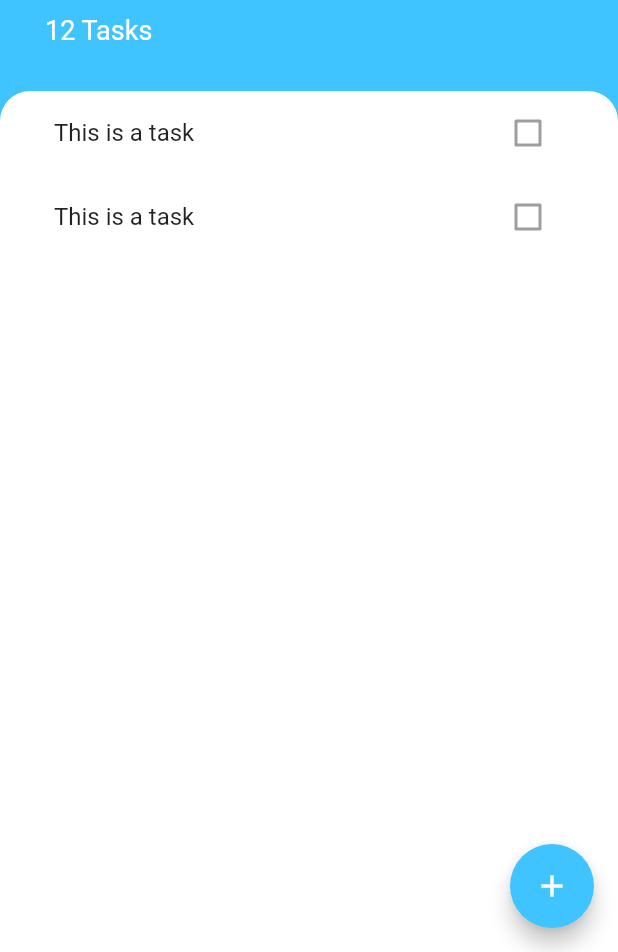
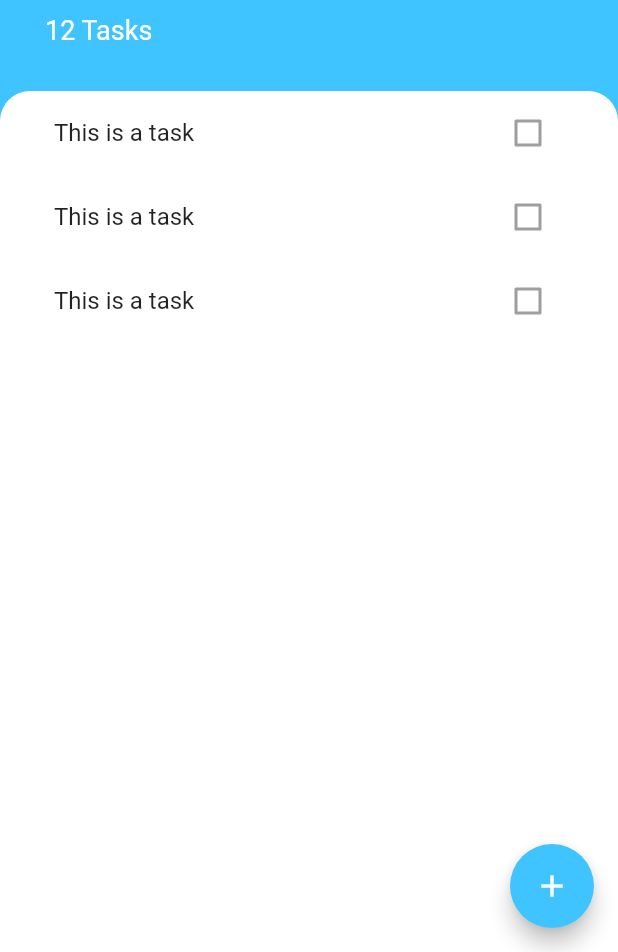
Before and after one commit to judeharding/todoey_flutter, a Flutter app: the screen it shows after launch, on a phone screen of 412 x 824 dp, the part 284-1236 px from its top. Run offline on Flutter 3.47's test engine with Material 2 defaults, Android fonts, the phone set to English and light mode, and no system bars.

Commit message:
working 211

```diff
--- a/lib/screens/task_screen.dart
+++ b/lib/screens/task_screen.dart
@@ -1,5 +1,7 @@
 import 'package:flutter/cupertino.dart';
 import 'package:flutter/material.dart';
+//
+import 'package:todoey_flutter/widgets/tasks_list.dart';
 
 class TasksScreen extends StatelessWidget {
   @override
@@ -8,6 +10,9 @@ class TasksScreen extends StatelessWidget {
       backgroundColor: Colors.lightBlueAccent,
       floatingActionButton: FloatingActionButton(
         backgroundColor: Colors.lightBlueAccent,
+        onPressed: () {
+          //adding task
+        },
         child: Icon(Icons.add),
       ),
       body: Column(
@@ -58,18 +63,8 @@ class TasksScreen extends StatelessWidget {
                   topRight: Radius.circular(20.0),
                 ),
               ),
-                child: ListView(
-                  children: [
-                    ListTile(
-                      title: Text('This is a task'),
-                      trailing: Checkbox(value: false),
+              child: TasksList(),
             ),
-                    ListTile(
-                      title: Text('This is a task'),
-                      trailing: Checkbox(value: false),
-                    ),
-                  ],
-                )),
           ),
         ],
       ),
--- /dev/null
+++ b/lib/widgets/task_tile.dart
@@ -0,0 +1,11 @@
+import 'package:flutter/material.dart';
+
+class TaskTile extends StatelessWidget {
+  @override
+  Widget build(BuildContext context) {
+    return ListTile(
+      title: Text('This is a task'),
+      trailing: Checkbox(value: false),
+    );
+  }
+}
--- /dev/null
+++ b/lib/widgets/tasks_list.dart
@@ -0,0 +1,16 @@
+import 'package:flutter/material.dart';
+//
+import 'package:todoey_flutter/widgets/task_tile.dart';
+
+class TasksList extends StatelessWidget {
+  @override
+  Widget build(BuildContext context) {
+    return ListView(
+      children: [
+        TaskTile(),
+        TaskTile(),
+        TaskTile(),
+      ],
+    );
+  }
+}
```
Lines whose indentation alone changed are shown as unchanged.
